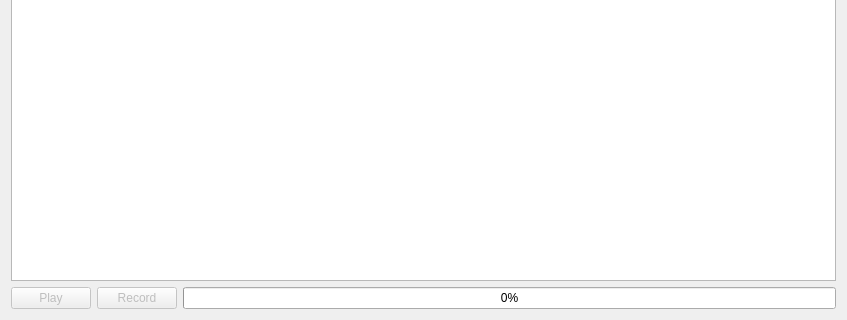
Before: the Qt Designer form record.ui in longtranphu2006/vietnamese-words, drawn with Qt 5; both pictures show x 0 to 847 and y 192 to 512 of the 847 by 512 pixel window.
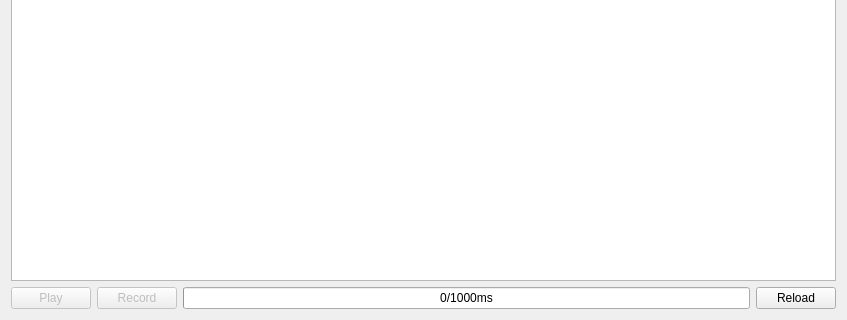
After: the same form once the commit is applied. Icons and pictures are not drawn.

Commit message: overall refinement/reload button

Patch:
```diff
--- a/record.ui
+++ b/record.ui
@@ -239,15 +239,34 @@
        </item>
        <item>
         <widget class="QProgressBar" name="recordProgressBar">
+         <property name="enabled">
+          <bool>true</bool>
+         </property>
          <property name="minimum">
           <number>0</number>
          </property>
          <property name="maximum">
-          <number>1500</number>
+          <number>1000</number>
          </property>
          <property name="value">
           <number>0</number>
          </property>
+         <property name="textVisible">
+          <bool>true</bool>
+         </property>
+         <property name="format">
+          <string>%v/%mms</string>
+         </property>
+        </widget>
+       </item>
+       <item>
+        <widget class="QPushButton" name="reloadButton">
+         <property name="text">
+          <string>Reload</string>
+         </property>
+         <property name="icon">
+          <iconset theme="view-refresh"/>
+         </property>
         </widget>
        </item>
       </layout>
```
Left out of the diff: 28 changed lines with no effect on the pictures. The commit also changes 1 other file.
